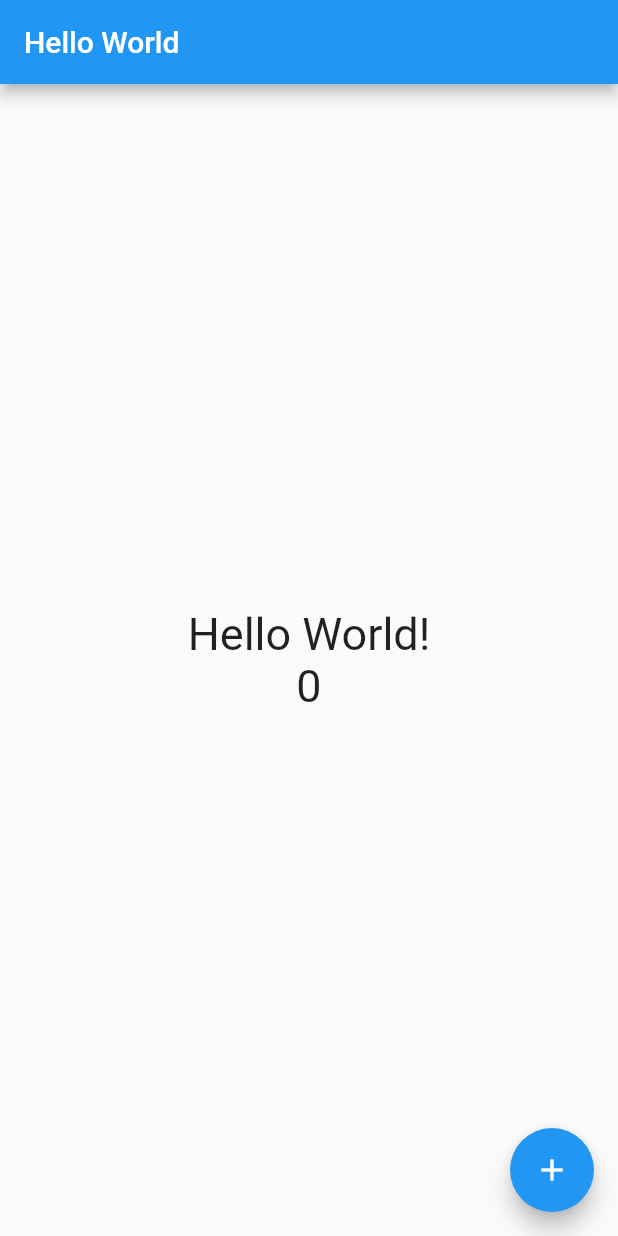
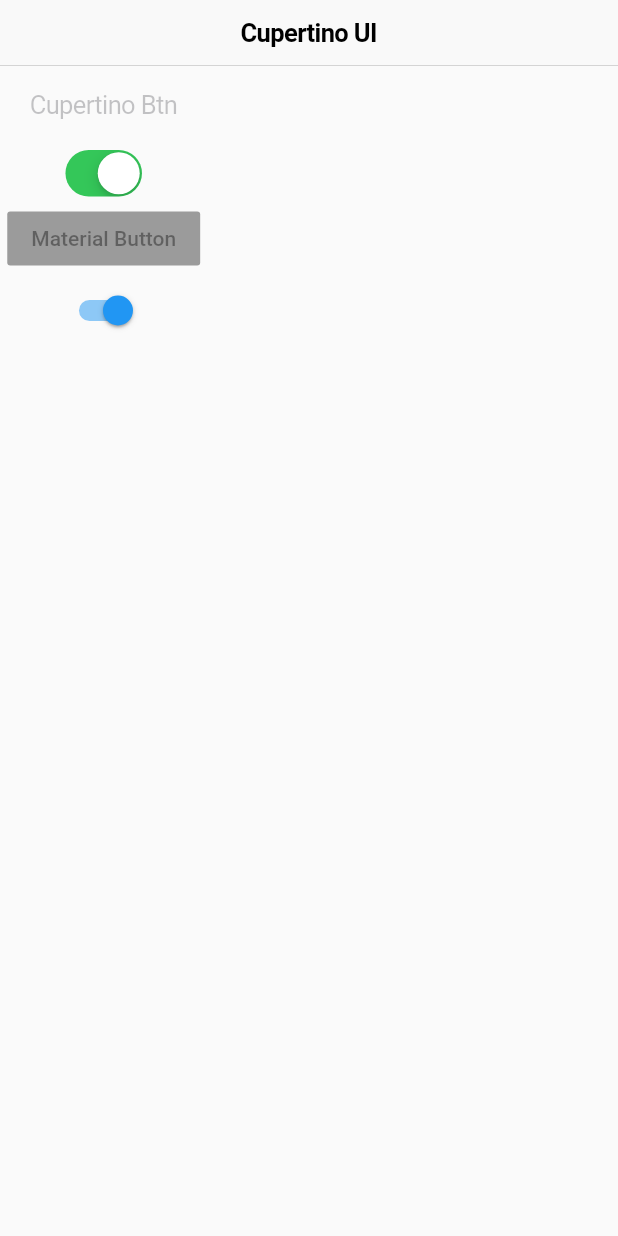
Before and after one commit to d0lim/flutter-intro, a Flutter app: the screen it shows after launch, on a phone screen of 412 x 824 dp. Run offline on Flutter 3.47's test engine with Material 2 defaults, Android fonts, the phone set to English and light mode, and no system bars.

Commit message:
Cupertino Design practice

```diff
--- /dev/null
+++ b/intro/lib/cupertino_page.dart
@@ -0,0 +1,47 @@
+import 'package:flutter/cupertino.dart';
+import 'package:flutter/material.dart';
+
+class CupertinoPage extends StatefulWidget {
+  CupertinoPage({Key key}) : super(key: key);
+
+  @override
+  _CupertinoPageState createState() => _CupertinoPageState();
+}
+
+class _CupertinoPageState extends State<CupertinoPage> {
+  bool _switch = true;
+  @override
+  Widget build(BuildContext context) {
+    return Scaffold(
+      appBar: CupertinoNavigationBar(
+        middle: Text('Cupertino UI'),
+      ),
+      body: Column(
+        children: <Widget>[
+          CupertinoButton(
+            child: Text('Cupertino Btn'),
+          ),
+          CupertinoSwitch(
+            value: _switch,
+            onChanged: (bool value) {
+              setState(() {
+                _switch = value;
+              });
+            },
+          ),
+          RaisedButton(
+            child: Text('Material Button'),
+          ),
+          Switch(
+            value: _switch,
+            onChanged: (bool value) {
+              setState(() {
+                _switch = value;
+              });
+            },
+          ),
+        ],
+      ),
+    );
+  }
+}
--- a/intro/lib/main.dart
+++ b/intro/lib/main.dart
@@ -1,4 +1,5 @@
 import 'package:flutter/material.dart';
+import 'package:intro/cupertino_page.dart';
 
 void main() {
   runApp(MyApp());
@@ -22,9 +23,10 @@ class MyApp extends StatelessWidget {
         // is not restarted.
         primarySwatch: Colors.blue,
       ),
-      home: HelloPage(
-        title: 'Hello World',
-      ),
+      home: CupertinoPage(),
+      // home: HelloPage(
+      //   title: 'Hello World',
+      // ),
     );
   }
 }
--- a/intro/pubspec.yaml
+++ b/intro/pubspec.yaml
@@ -20,7 +20,6 @@ dependencies:
   flutter:
     sdk: flutter
 
-
   # The following adds the Cupertino Icons font to your application.
   # Use with the CupertinoIcons class for iOS style icons.
   cupertino_icons: ^0.1.3
@@ -34,23 +33,18 @@ dev_dependencies:
 
 # The following section is specific to Flutter.
 flutter:
-
   # The following line ensures that the Material Icons font is
   # included with your application, so that you can use the icons in
   # the material Icons class.
   uses-material-design: true
-
   # To add assets to your application, add an assets section, like this:
   # assets:
   #   - images/a_dot_burr.jpeg
   #   - images/a_dot_ham.jpeg
-
   # An image asset can refer to one or more resolution-specific "variants", see
   # https://flutter.dev/assets-and-images/#resolution-aware.
-
   # For details regarding adding assets from package dependencies, see
   # https://flutter.dev/assets-and-images/#from-packages
-
   # To add custom fonts to your application, add a fonts section here,
   # in this "flutter" section. Each entry in this list should have a
   # "family" key with the font family name, and a "fonts" key with a
```
Also changed, not shown: 2 other files.
